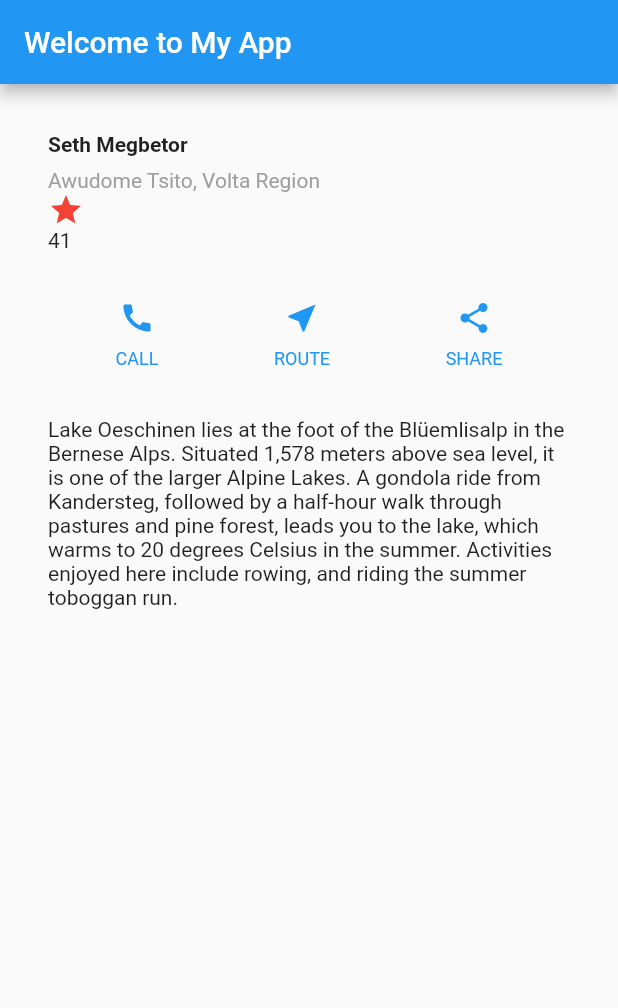
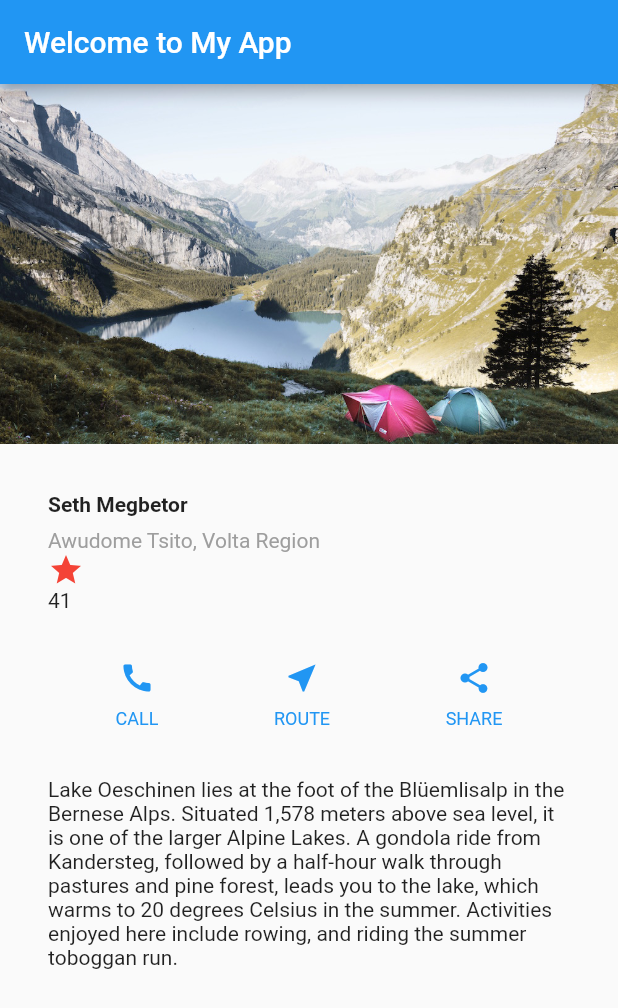
Before and after one commit to SethMegbetor/flutter-app-layout-one, a Flutter app: the screen it shows after launch, on a phone screen of 412 x 824 dp. Shown: the top 1008 px of the screen. Run offline on Flutter 3.47's test engine with Material 2 defaults, Android fonts, the phone set to English and light mode, and no system bars.

Commit message:
close of thursday

```diff
--- a/lib/main.dart
+++ b/lib/main.dart
@@ -70,8 +70,14 @@ class MyApp extends StatelessWidget {
         appBar: AppBar(
           title: const Text('Welcome to My App'),
         ),
-        body: Column(
+        body: ListView(
           children: [
+            Image.asset(
+              'images/lake.jpg',
+              width: 600,
+              height: 240,
+              fit: BoxFit.cover,
+            ),
             titleSection,
             buttonSection,
             textSection,
```
Also changed, not shown: pubspec.yaml (+3 -6 lines), images/lake.jpg (added).
